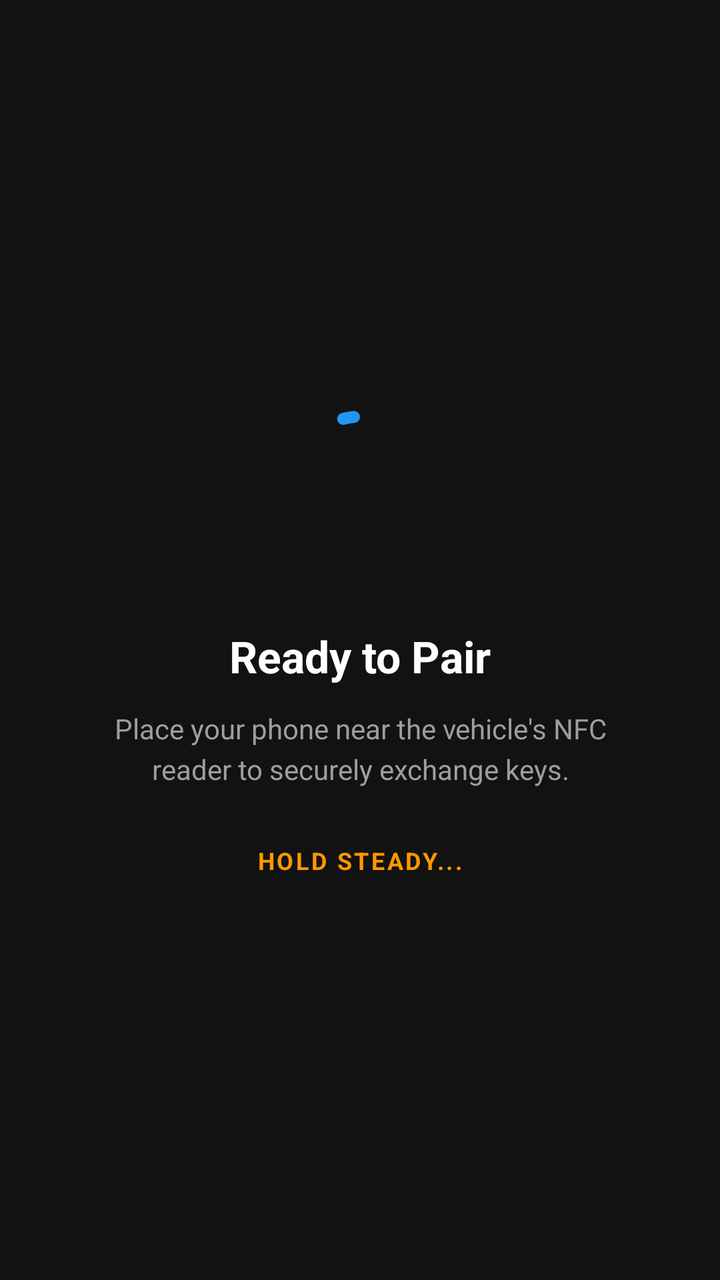
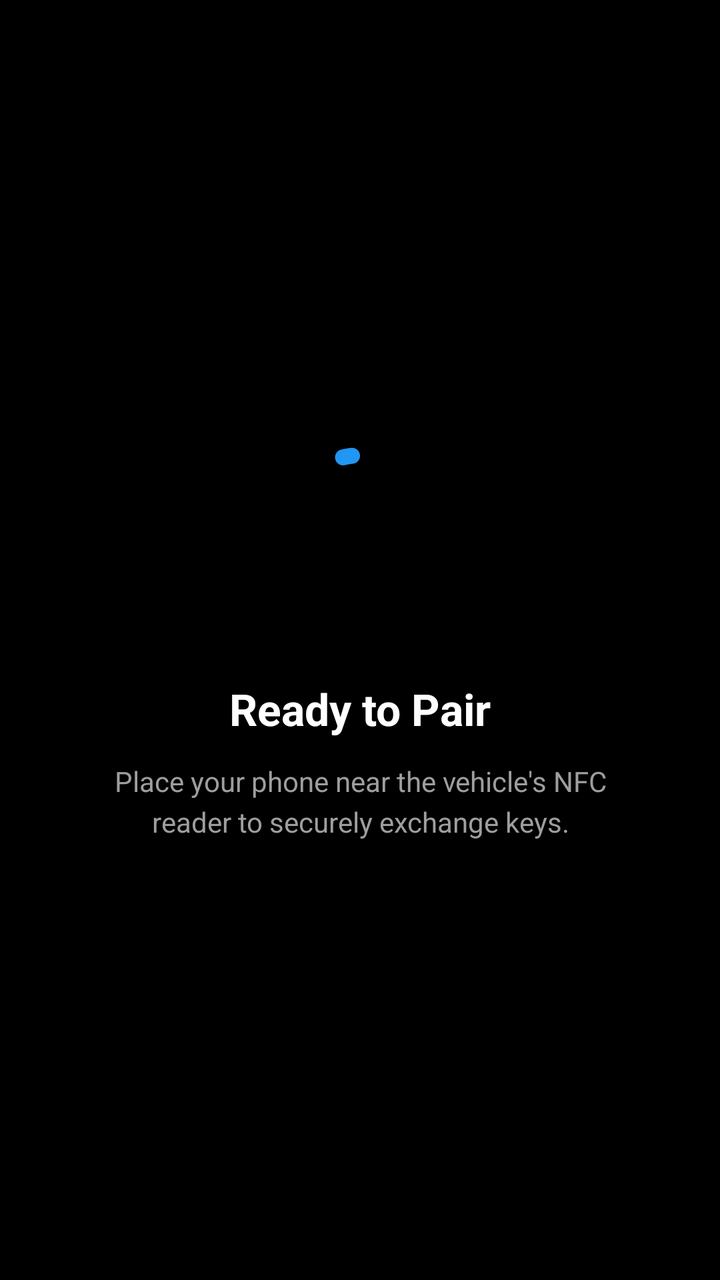

Before-and-after screenshots of an Android layout around one commit, followed by the original layout XML and the change that was made.
<!-- AndroidManifest.xml: application theme Theme._100_BasicCrypto -->
<!-- res/layout/dialog_nfc_pairing.xml -->
<?xml version="1.0" encoding="utf-8"?>
<LinearLayout xmlns:android="http://schemas.android.com/apk/res/android"
    xmlns:app="http://schemas.android.com/apk/res-auto"
    android:layout_width="match_parent"
    android:layout_height="wrap_content"
    android:background="@color/card_bg"
    android:gravity="center"
    android:orientation="vertical"
    android:padding="40dp">

    
    <com.google.android.material.progressindicator.CircularProgressIndicator
        android:id="@+id/cp_pairing_loading"
        android:layout_width="wrap_content"
        android:layout_height="wrap_content"
        android:indeterminate="true"
        app:indicatorColor="@color/primary_blue"
        app:indicatorSize="72dp"
        app:trackThickness="6dp"
        app:trackCornerRadius="4dp" />

    <TextView
        android:layout_width="wrap_content"
        android:layout_height="wrap_content"
        android:layout_marginTop="32dp"
        android:text="Ready to Pair"
        android:textColor="@color/white"
        android:textSize="22sp"
        android:textStyle="bold" />

    <TextView
        android:layout_width="wrap_content"
        android:layout_height="wrap_content"
        android:layout_marginTop="12dp"
        android:gravity="center"
        android:text="Place your phone near the vehicle's NFC reader to securely exchange keys."
        android:textColor="@color/gray_text"
        android:textSize="14sp"
        android:lineSpacingExtra="4sp" />

    <TextView
        android:layout_width="wrap_content"
        android:layout_height="wrap_content"
        android:layout_marginTop="28dp"
        android:text="Hold steady..."
        android:textColor="@color/warning_orange"
        android:textSize="12sp"
        android:textStyle="bold"
        android:letterSpacing="0.1"
        android:textAllCaps="true" />

</LinearLayout>
<!-- resources referenced by this layout -->
<resources>
  <color name="card_bg">#121212</color>
  <color name="gray_text">#9E9E9E</color>
  <color name="primary_blue">#2196F3</color>
  <color name="warning_orange">#FF9800</color>
  <color name="white">#FFFFFF</color>
  <style name="Theme._100_BasicCrypto" parent="Base.Theme._100_BasicCrypto" />
  <style name="Base.Theme._100_BasicCrypto" parent="Theme.Material3.DayNight.NoActionBar">
          
          
      </style>
</resources>

<!-- the commit's change to res/layout/dialog_nfc_pairing.xml (unified diff, before → after) -->
@@ -3,7 +3,7 @@
     xmlns:app="http://schemas.android.com/apk/res-auto"
     android:layout_width="match_parent"
     android:layout_height="wrap_content"
-    android:background="@color/card_bg"
+    android:background="@color/black"
     android:gravity="center"
     android:orientation="vertical"
     android:padding="40dp">
@@ -15,11 +15,20 @@
         android:layout_height="wrap_content"
         android:indeterminate="true"
         app:indicatorColor="@color/primary_blue"
-        app:indicatorSize="72dp"
-        app:trackThickness="6dp"
+        app:indicatorSize="80dp"
+        app:trackThickness="8dp"
         app:trackCornerRadius="4dp" />
 
+    <ImageView
+        android:id="@+id/iv_pairing_success"
+        android:layout_width="80dp"
+        android:layout_height="80dp"
+        android:src="@android:drawable/checkbox_on_background"
+        app:tint="@color/success_green"
+        android:visibility="gone" />
+
     <TextView
+        android:id="@+id/tv_phase_title"
         android:layout_width="wrap_content"
         android:layout_height="wrap_content"
         android:layout_marginTop="32dp"
@@ -29,6 +38,7 @@
         android:textStyle="bold" />
 
     <TextView
+        android:id="@+id/tv_phase_status"
         android:layout_width="wrap_content"
         android:layout_height="wrap_content"
         android:layout_marginTop="12dp"
@@ -38,15 +48,4 @@
         android:textSize="14sp"
         android:lineSpacingExtra="4sp" />
 
-    <TextView
-        android:layout_width="wrap_content"
-        android:layout_height="wrap_content"
-        android:layout_marginTop="28dp"
-        android:text="Hold steady..."
-        android:textColor="@color/warning_orange"
-        android:textSize="12sp"
-        android:textStyle="bold"
-        android:letterSpacing="0.1"
-        android:textAllCaps="true" />
-
 </LinearLayout>
<!-- resource entries referenced after the edit -->
@@ -1,9 +1,9 @@
 <!-- resources referenced by this layout -->
 <resources>
-  <color name="card_bg">#121212</color>
+  <color name="black">#000000</color>
   <color name="gray_text">#9E9E9E</color>
   <color name="primary_blue">#2196F3</color>
-  <color name="warning_orange">#FF9800</color>
+  <color name="success_green">#4CAF50</color>
   <color name="white">#FFFFFF</color>
   <style name="Theme._100_BasicCrypto" parent="Base.Theme._100_BasicCrypto" />
   <style name="Base.Theme._100_BasicCrypto" parent="Theme.Material3.DayNight.NoActionBar">
